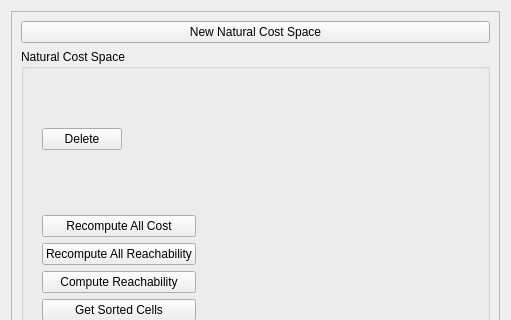
Qt form src/move3d-qt-gui-libs/src/qtMainInterface/sideWidgets/qtNatural.ui (jmainpri/move3d-studio) before a commit; both pictures show x 0 to 511 and y 0 to 320 of the 511 by 1143 pixel window.
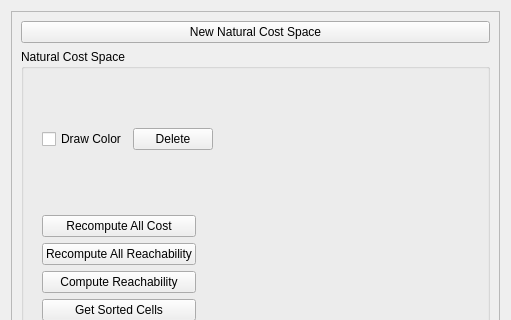
The same form after that commit.

Commit message: Fix Natural cost

Diff of the .ui file:
```diff
--- a/src/move3d-qt-gui-libs/src/qtMainInterface/sideWidgets/qtNatural.ui
+++ b/src/move3d-qt-gui-libs/src/qtMainInterface/sideWidgets/qtNatural.ui
@@ -24,8 +24,8 @@
        <rect>
         <x>0</x>
         <y>0</y>
-        <width>470</width>
-        <height>1143</height>
+        <width>491</width>
+        <height>1123</height>
        </rect>
       </property>
       <layout class="QVBoxLayout" name="verticalLayout_6">
@@ -45,6 +45,13 @@
           <item>
            <widget class="QWidget" name="widget_2" native="true">
             <layout class="QHBoxLayout" name="horizontalLayout_4">
+             <item>
+              <widget class="QCheckBox" name="checkBoxDrawNaturalColor">
+               <property name="text">
+                <string>Draw Color</string>
+               </property>
+              </widget>
+             </item>
              <item>
               <widget class="QPushButton" name="pushButtonDeleteNaturalCostSpace">
                <property name="text">
```
The commit also changes 7 other files.
